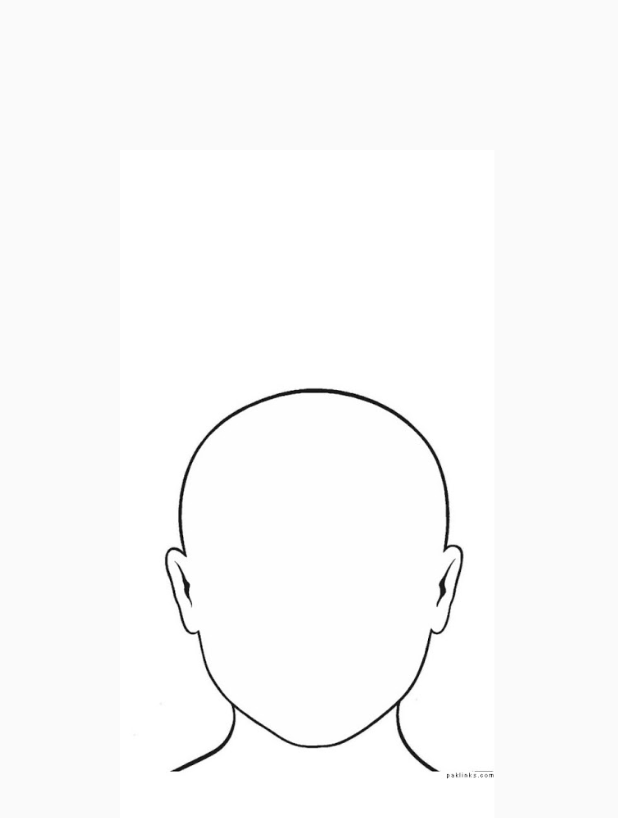
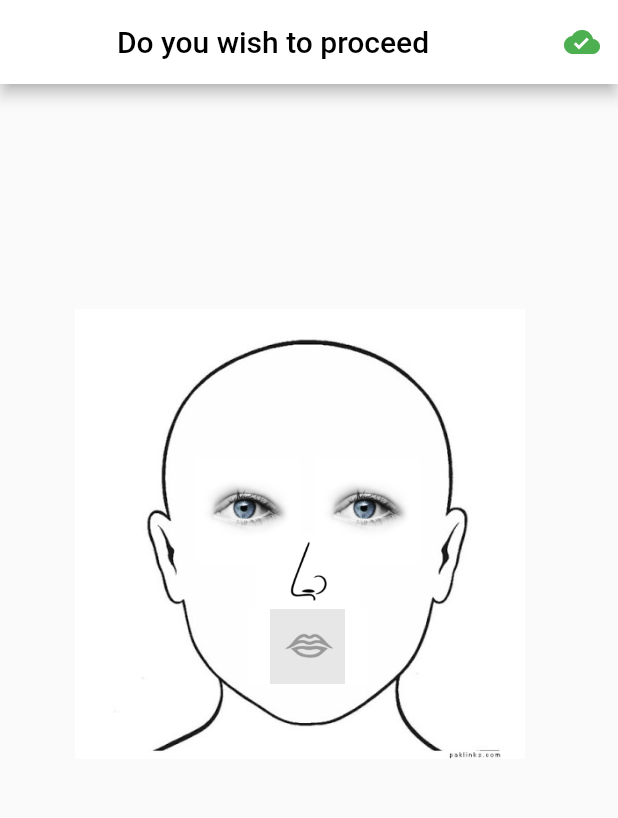
Before and after one commit to Harish3172k/SIH2020_MS342_MINIATURE_GitRepositorie_MLRIT, a Flutter app: the screen it shows after launch, on a phone screen of 412 x 824 dp. Shown: the top 818 px of the screen. Run offline on Flutter 3.47's test engine with Material 2 defaults, Android fonts, the phone set to English and light mode, and no system bars; drawn by our look-alikes of photo_view; our stand-ins replace flushbar, progress_indicators.

Commit message:
Drag achieved

```diff
--- a/app/lib/samp.dart
+++ b/app/lib/samp.dart
@@ -8,15 +8,88 @@ class Sample extends StatefulWidget
 
 class _SampleState extends State<Sample>
 {
+  Offset lefteye,righteye,rightbrow,leftbrow,nose,mouth,face;
+  @override
+  void initState()
+  {
+    super.initState();
+    lefteye = Offset(130, 250);
+    righteye = Offset(210, 250);
+    leftbrow = Offset(130, 240);
+    rightbrow = Offset(210, 240);
+    nose = Offset(300, 170);
+    mouth = Offset(350, 165);
+    face = Offset(50, 150);
+  }
   @override
   Widget build(BuildContext context) {
     return Scaffold(
-      body: Container(
-        height: MediaQuery.of(context).size.height*0.8,
-        width: MediaQuery.of(context).size.width*0.8,
-        padding: EdgeInsets.only(left: 80,top: 100),
-        child: PhotoView(imageProvider: AssetImage('assets/face.jpg'),filterQuality: FilterQuality.high,backgroundDecoration: BoxDecoration(color: Colors.white,)),
+      appBar: AppBar(
+        backgroundColor: Colors.white,
+        title: Center(child: Text('Do you wish to proceed',style: TextStyle(color: Colors.black),)),
+        actions: <Widget>[
+          IconButton(icon: Icon(Icons.cloud_done,color: Colors.green,), onPressed: ()=>{}),
+        ],
       ),
+      body: Stack(
+        children: <Widget>[
+          Positioned(
+            left: face.dx,
+            top: face.dy,
+            child: Draggable(
+              feedback: Container(
+                height: 300,
+                width: 300,
+                child: PhotoView(imageProvider: AssetImage('assets/face.jpg'),backgroundDecoration: BoxDecoration(color: Colors.white),)),
+              child: Container(
+                height: 300,
+                width: 300,
+                child: PhotoView(imageProvider: AssetImage('assets/face.jpg'),backgroundDecoration: BoxDecoration(color: Colors.white),)),
+              childWhenDragging: Container(color: Colors.white,),
+              onDraggableCanceled: (velocity, offset) => {
+                setState(()=>{
+                  face = offset
+                })
+              },
+            )
+          ),
+          Positioned(
+            left: 130,
+            top: 250,
+            child: Container(
+              height: 70,
+              width: 70,
+              child: PhotoView(imageProvider: AssetImage('assets/eye.jpg'),backgroundDecoration: BoxDecoration(color:Colors.white),),
+            )
+          ),
+          Positioned(
+            left: 210,
+            top: 250,
+            child: Container(
+              height: 70,
+              width: 70,
+              child: PhotoView(imageProvider: AssetImage('assets/eye.jpg'),backgroundDecoration: BoxDecoration(color:Colors.white),),
+            )
+          ),
+          Positioned(
+            top: 300,
+            left: 170,
+            child: Container(
+              height: 50,
+              width: 70,
+              child: PhotoView(imageProvider: AssetImage('assets/nose.jpg'),backgroundDecoration: BoxDecoration(color: Colors.white),))
+          ),
+          Positioned(
+            top: 350,
+            left: 165,
+            child: Container(
+              height: 50,
+              width: 80,
+              child: PhotoView(imageProvider: AssetImage('assets/lips.jpg'),backgroundDecoration: BoxDecoration(color: Colors.white),),
+            )
+          )
+        ],
+      )
     );
   }
 }
```
